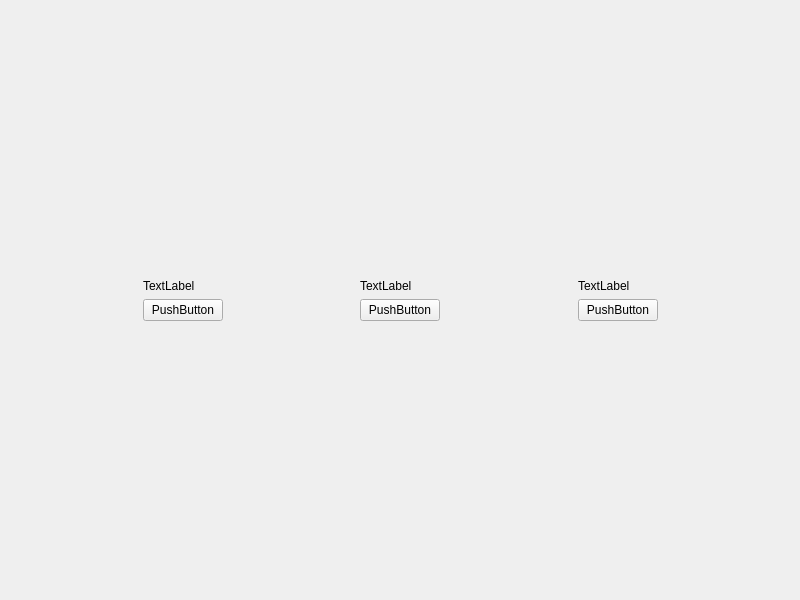
Old version of the form windows/gamemode.ui in the repository wen2ms/fight_the_landlord_client.
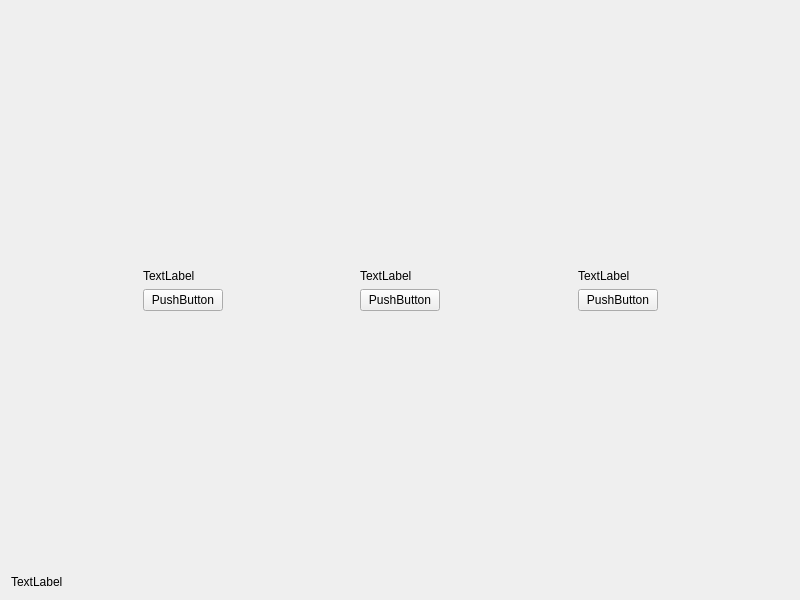
New version of the form.

Commit message: Feat: Parse receive cards, switch window after start_game message and parse players order

Diff of the .ui file:
```diff
--- a/windows/gamemode.ui
+++ b/windows/gamemode.ui
@@ -298,6 +298,13 @@
      </widget>
     </widget>
    </item>
+   <item>
+    <widget class="QLabel" name="information">
+     <property name="text">
+      <string>TextLabel</string>
+     </property>
+    </widget>
+   </item>
   </layout>
  </widget>
  <resources/>
```
The commit also changes 7 other files.
